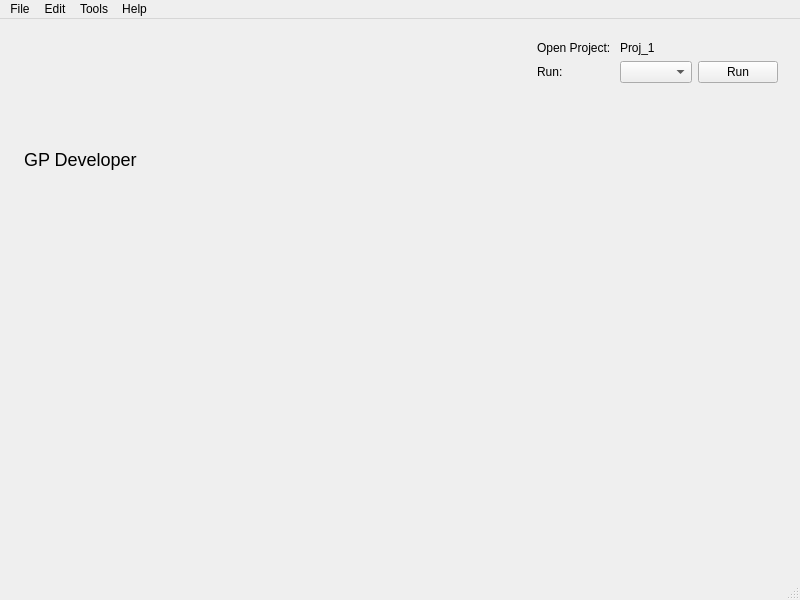
Old version of the form src/mainwindow.ui in the repository aelliott/GP2.
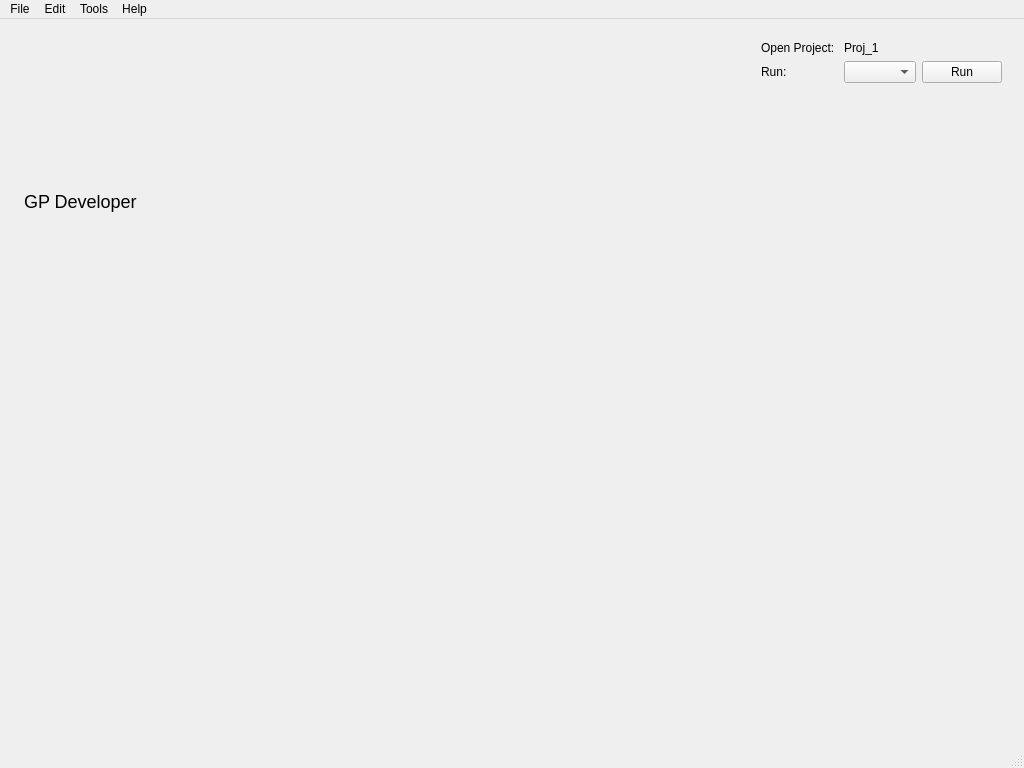
New version of the form. Icons and pictures are not drawn. Custom widgets are drawn as their Qt base class.

What changed in the file:
```diff
--- a/src/mainwindow.ui
+++ b/src/mainwindow.ui
@@ -6,8 +6,8 @@
    <rect>
     <x>0</x>
     <y>0</y>
-    <width>800</width>
-    <height>600</height>
+    <width>1024</width>
+    <height>768</height>
    </rect>
   </property>
   <property name="windowTitle">
@@ -115,8 +115,8 @@
     <rect>
      <x>0</x>
      <y>0</y>
-     <width>800</width>
-     <height>24</height>
+     <width>1024</width>
+     <height>21</height>
     </rect>
    </property>
    <widget class="QMenu" name="menuFile">
```
Left out of the diff: 42 changed lines with no effect on the pictures.
